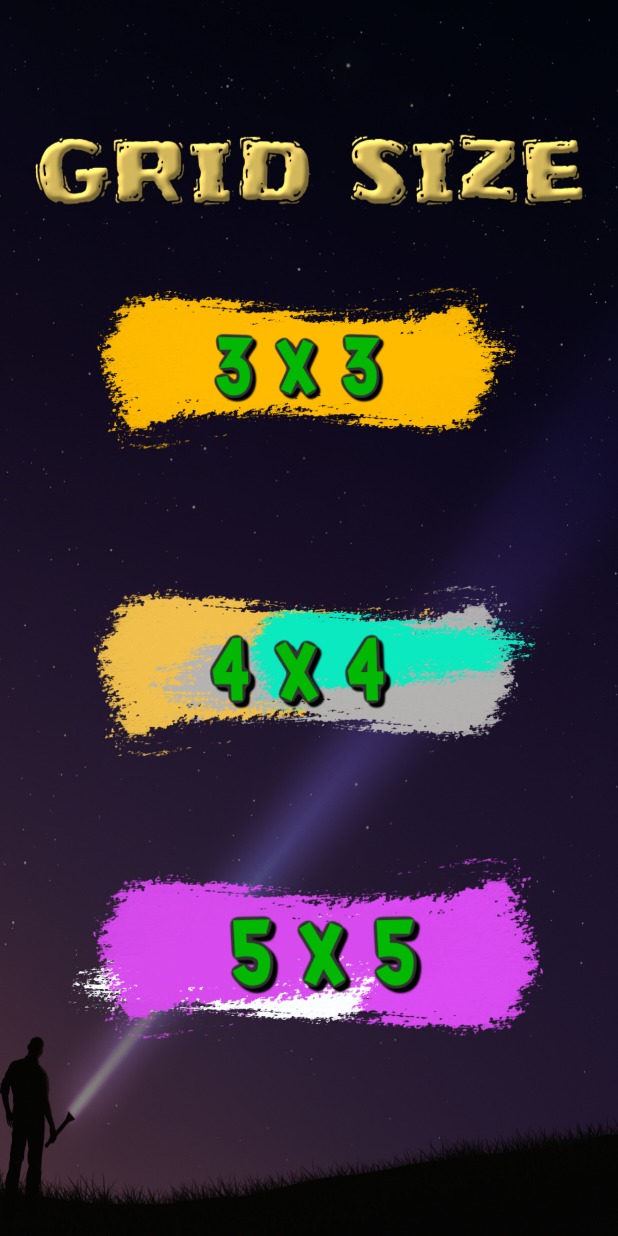
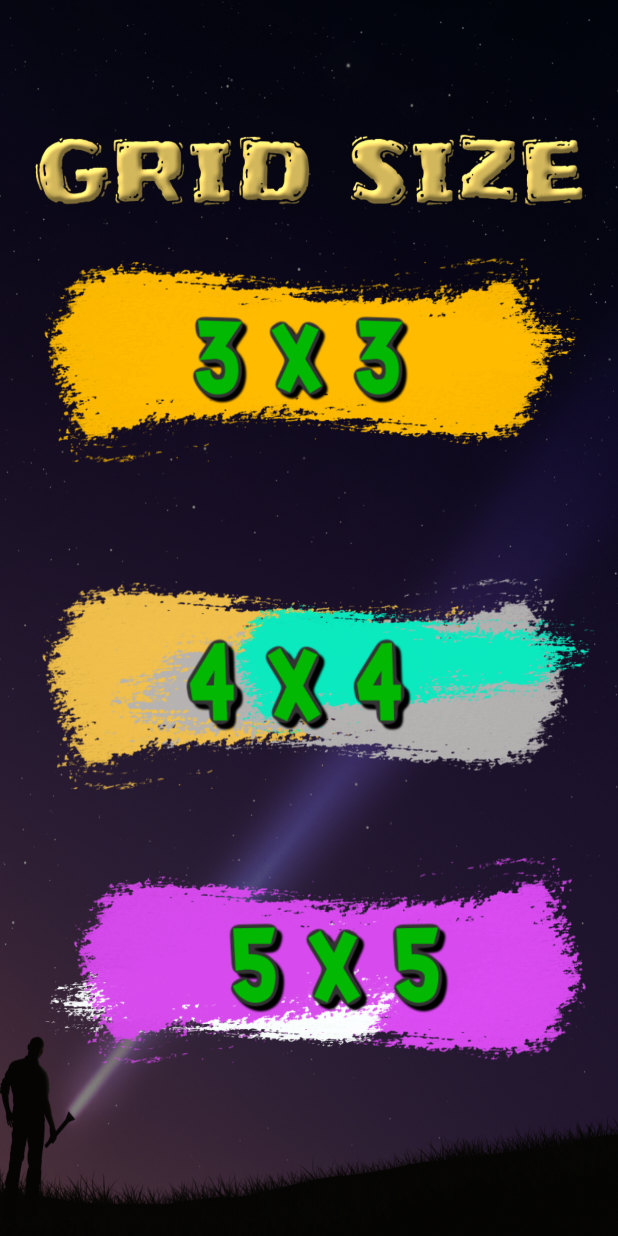
Before and after one commit to samuelsunvold/475-Project, an Android app: the screen it shows after launch (GridActivity), after a tap on "Start", on a phone screen of 412 x 824 dp. Run offline under Robolectric (Android 15) with nearby library versions, the phone set to English and light mode, and no system bars; Roboto replaces fonts that are not available here.

Commit message:
UI Updates

```diff
--- a/SquareOff/app/src/main/java/cmsc/com/squareoff/UI/GridActivity.java
+++ b/SquareOff/app/src/main/java/cmsc/com/squareoff/UI/GridActivity.java
@@ -4,8 +4,7 @@ import androidx.appcompat.app.AppCompatActivity;
 
 import android.content.Intent;
 import android.os.Bundle;
-import android.view.View;
-import android.widget.Button;
+
 import android.widget.ImageView;
 
 import cmsc.com.squareoff.R;
@@ -22,36 +21,27 @@ public class GridActivity extends AppCompatActivity {
         setContentView(R.layout.activity_grid);
 
         // this will take to the selectPlayers
-        threeByThree = (ImageView) findViewById(R.id.btn33);
-        threeByThree.setOnClickListener(new View.OnClickListener() {
-            @Override
-            public void onClick(View v) {
+        threeByThree =  findViewById(R.id.btn33);
+        threeByThree.setOnClickListener(v -> {
 
             Intent loadSelectPlayersActivity = new Intent(GridActivity.this, SelectPlayersActivity.class);
             startActivity(loadSelectPlayersActivity);
 
-            }
         });
 
         // THIS WILL ALSO TAKE TO SELECT PLAYERS SCREEN
 
-        fourByFour = (ImageView) findViewById(R.id.btn44);
-        fourByFour.setOnClickListener(new View.OnClickListener() {
-            @Override
-            public void onClick(View v) {
+        fourByFour =  findViewById(R.id.btn44);
+        fourByFour.setOnClickListener(v -> {
             Intent  loadSelectPlayersActivity = new Intent(GridActivity.this, SelectPlayersActivity.class);
             startActivity(loadSelectPlayersActivity);
-            }
         });
 
         // this will take take to
-        fiveByFive = (ImageView) findViewById(R.id.btn55);
-        fiveByFive.setOnClickListener(new View.OnClickListener() {
-            @Override
-            public void onClick(View v) {
+        fiveByFive =  findViewById(R.id.btn55);
+        fiveByFive.setOnClickListener(v -> {
             Intent  loadSelectPlayersActivity = new Intent(GridActivity.this, SelectPlayersActivity.class);
             startActivity(loadSelectPlayersActivity);
-            }
         });
 
     }
--- a/SquareOff/app/src/main/java/cmsc/com/squareoff/UI/HomeActivity.java
+++ b/SquareOff/app/src/main/java/cmsc/com/squareoff/UI/HomeActivity.java
@@ -4,8 +4,7 @@ import androidx.appcompat.app.AppCompatActivity;
 
 import android.content.Intent;
 import android.os.Bundle;
-import android.view.View;
-import android.widget.ImageButton;
+
 import android.widget.ImageView;
 
 import cmsc.com.squareoff.R;
@@ -20,30 +19,18 @@ public class HomeActivity extends AppCompatActivity {
         setContentView(R.layout.activity_home);
 
         // This will take you to the tutorial screen
-        tutorialButton = (ImageView) findViewById(R.id.tutorial_button);
-        tutorialButton.setOnClickListener(new View.OnClickListener() {
-            @Override
-            public void onClick(View view) {
-                Intent intentLoadTutorialActivity = new Intent(HomeActivity.this, TutorialActivity.class);
-                startActivity(intentLoadTutorialActivity);
-            }
+        tutorialButton =  findViewById(R.id.tutorial_button);
+        tutorialButton.setOnClickListener(view -> {
+            Intent intentLoadTutorialActivity = new Intent(HomeActivity.this, TutorialActivity.class);
+            startActivity(intentLoadTutorialActivity);
         });
 
         // This will take you to the grid screen
-        startButton = (ImageView) findViewById(R.id.start_button);
-        startButton.setOnClickListener(new View.OnClickListener() {
-            @Override
-            public void onClick(View view) {
+        startButton =  findViewById(R.id.start_button);
+        startButton.setOnClickListener(view -> {
 
-                Intent intentLoadGridActivity = new Intent(HomeActivity.this, GridActivity.class);
-                startActivity(intentLoadGridActivity);
-            }
-
-
-
-
-
-
+            Intent intentLoadGridActivity = new Intent(HomeActivity.this, GridActivity.class);
+            startActivity(intentLoadGridActivity);
         });
     }
 }
--- a/SquareOff/app/src/main/java/cmsc/com/squareoff/UI/SelectPlayersActivity.java
+++ b/SquareOff/app/src/main/java/cmsc/com/squareoff/UI/SelectPlayersActivity.java
@@ -11,7 +11,7 @@ import cmsc.com.squareoff.R;
 
 public class SelectPlayersActivity extends AppCompatActivity {
 
-    private Button dummyButton;
+    Button dummyButton;
 
     @Override
     protected void onCreate(Bundle savedInstanceState) {
--- a/SquareOff/app/src/main/java/cmsc/com/squareoff/UI/WinnerActivity.java
+++ b/SquareOff/app/src/main/java/cmsc/com/squareoff/UI/WinnerActivity.java
@@ -4,8 +4,8 @@ import androidx.appcompat.app.AppCompatActivity;
 
 import android.content.Intent;
 import android.os.Bundle;
-import android.view.View;
-import android.widget.Button;
+
+
 import android.widget.ImageView;
 
 import cmsc.com.squareoff.R;
@@ -19,13 +19,12 @@ public class WinnerActivity extends AppCompatActivity {
         super.onCreate(savedInstanceState);
         setContentView(R.layout.activity_winner);
 
-        homeButton = (ImageView) findViewById(R.id.homeButton);
-        homeButton.setOnClickListener(new View.OnClickListener() {
-            @Override
-            public void onClick(View v) {
+        homeButton =  findViewById(R.id.homeButton);
+        homeButton.setOnClickListener(v -> {
+
                 Intent homeScreen = new Intent(WinnerActivity.this, HomeActivity.class);
                 startActivity(homeScreen);
-            }
+
         });
     }
 
--- a/SquareOff/app/src/main/res/layout/activity_grid.xml
+++ b/SquareOff/app/src/main/res/layout/activity_grid.xml
@@ -9,41 +9,46 @@
 
     <ImageView
         android:id="@+id/btn33"
-        android:layout_width="321dp"
-        android:layout_height="340dp"
+        android:layout_width="359dp"
+        android:layout_height="165dp"
         android:layout_marginStart="10dp"
-        android:layout_marginTop="72dp"
+        android:layout_marginTop="160dp"
         android:layout_marginEnd="1dp"
+        android:contentDescription="@string/button3x3"
         app:layout_constraintEnd_toEndOf="parent"
-        app:layout_constraintHorizontal_bias="0.405"
+        app:layout_constraintHorizontal_bias="0.439"
         app:layout_constraintStart_toStartOf="parent"
         app:layout_constraintTop_toTopOf="parent"
-        app:srcCompat="@drawable/btn33" />
+        app:srcCompat="@drawable/btnn33" />
 
     <ImageView
         android:id="@+id/btn44"
-        android:layout_width="330dp"
-        android:layout_height="409dp"
+        android:layout_width="370dp"
+        android:layout_height="177dp"
         android:layout_marginStart="3dp"
         android:layout_marginEnd="8dp"
+        android:contentDescription="@string/button4x4"
         app:layout_constraintBottom_toBottomOf="@+id/btn55"
         app:layout_constraintEnd_toEndOf="parent"
-        app:layout_constraintHorizontal_bias="0.642"
+        app:layout_constraintHorizontal_bias="0.733"
         app:layout_constraintStart_toStartOf="parent"
         app:layout_constraintTop_toTopOf="parent"
-        app:layout_constraintVertical_bias="0.577"
+        app:layout_constraintVertical_bias="0.671"
         app:srcCompat="@drawable/btn44" />
 
     <ImageView
         android:id="@+id/btn55"
-        android:layout_width="344dp"
-        android:layout_height="382dp"
+        android:layout_width="363dp"
+        android:layout_height="170dp"
         android:layout_marginEnd="10dp"
-        android:layout_marginBottom="5dp"
+        android:layout_marginBottom="100dp"
+        android:contentDescription="@string/button5x5"
         app:layout_constraintBottom_toBottomOf="parent"
         app:layout_constraintEnd_toEndOf="parent"
-        app:layout_constraintHorizontal_bias="0.581"
+        app:layout_constraintHorizontal_bias="0.736"
         app:layout_constraintStart_toStartOf="parent"
+        app:layout_constraintTop_toBottomOf="@+id/btn33"
+        app:layout_constraintVertical_bias="1.0"
         app:srcCompat="@drawable/btn55" />
 
 </androidx.constraintlayout.widget.ConstraintLayout>
--- a/SquareOff/app/src/main/res/layout/activity_winner.xml
+++ b/SquareOff/app/src/main/res/layout/activity_winner.xml
@@ -17,7 +17,8 @@
         app:layout_constraintStart_toStartOf="parent"
         app:layout_constraintTop_toBottomOf="@+id/lottieAnimationView1"
         app:layout_constraintVertical_bias="0.214"
-        app:srcCompat="@drawable/home_btn" />
+        app:srcCompat="@drawable/home_btn"
+        android:contentDescription="TODO" />
 
     <TextView
         android:id="@+id/winningPlayerIDText"
@@ -66,7 +67,7 @@
         app:layout_constraintTop_toTopOf="parent" />
 
     <ImageView
-        android:id="@+id/imageView5"
+        android:id="@+id/superHero1"
         android:layout_width="157dp"
         android:layout_height="158dp"
         android:layout_marginStart="8dp"
@@ -76,7 +77,8 @@
         app:layout_constraintHorizontal_bias="0.497"
         app:layout_constraintStart_toStartOf="parent"
         app:layout_constraintTop_toBottomOf="@+id/winner_header_text"
-        app:srcCompat="@drawable/superhero_3" />
+        app:srcCompat="@drawable/superhero_3"
+        android:contentDescription="TODO" />
 
     <com.airbnb.lottie.LottieAnimationView
         android:id="@+id/lottieAnimationView1"
--- a/SquareOff/app/src/main/res/values/strings.xml
+++ b/SquareOff/app/src/main/res/values/strings.xml
@@ -7,4 +7,7 @@
     <string name="square_off">Square Off !!</string>
     <string name="todo">TODO</string>
     <string name="winner_header_text">THE WINNER IS</string>
+    <string name="button5x5">Button5x5</string>
+    <string name="button3x3">Button3x3</string>
+    <string name="button4x4">Button4x4</string>
 </resources>
```
Also changed, not shown: SquareOff/app/src/main/res/drawable/btn44.png, SquareOff/app/src/main/res/drawable/btn55.png. Lines whose indentation alone changed are shown as unchanged.
